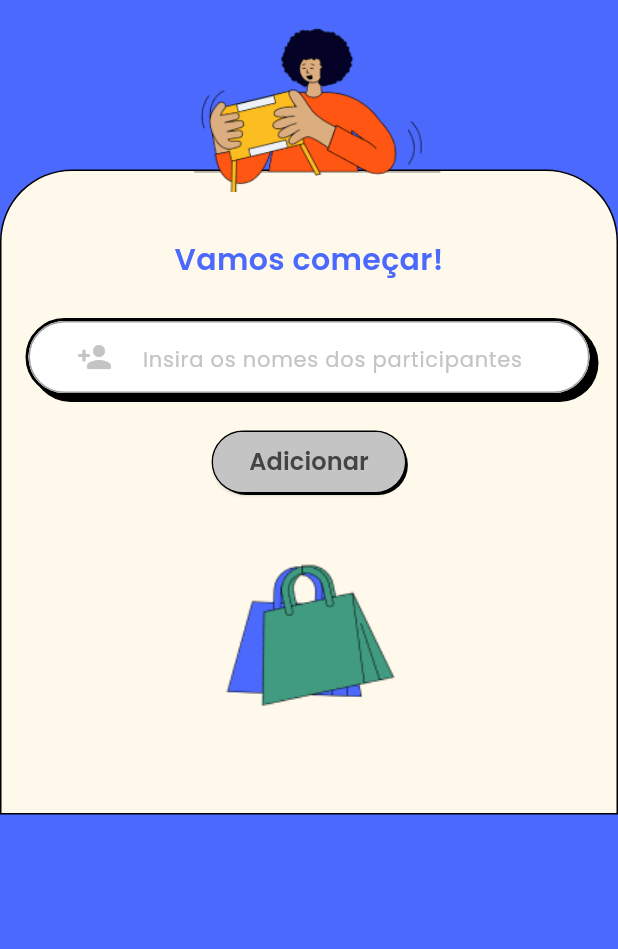
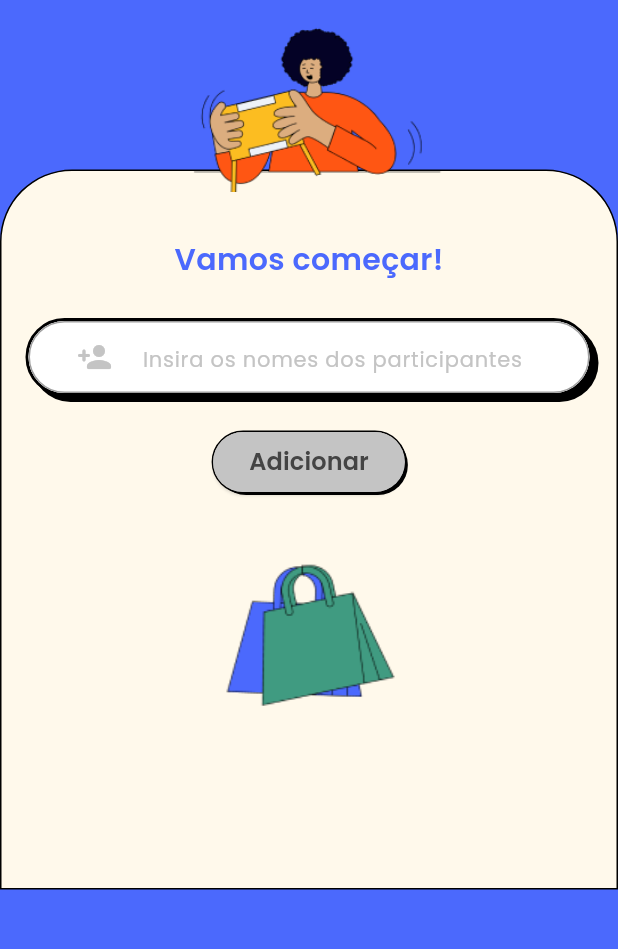
Before and after one commit to marcussales/secret-friend, a Flutter app: the screen it shows after launch, on a phone screen of 412 x 824 dp, the part 240-1189 px from its top. Run offline on Flutter 3.47's test engine with Material 3 defaults, Android fonts, the phone set to English and light mode, and no system bars; our stand-ins replace bloc, flutter_bloc, flutter_svg, google_fonts.

Commit message:
feat: plus space

```diff
--- a/lib/widgets/home/home_form_widget.dart
+++ b/lib/widgets/home/home_form_widget.dart
@@ -97,7 +97,7 @@ class _HomeFormWidgetState extends State<HomeFormWidget> {
                 ImageConstants.shoppingBags,
                 height: 140,
               ),
-              const SizedBox(height: 20),
+              const SizedBox(height: 70),
             ],
           ),
         ),
```
